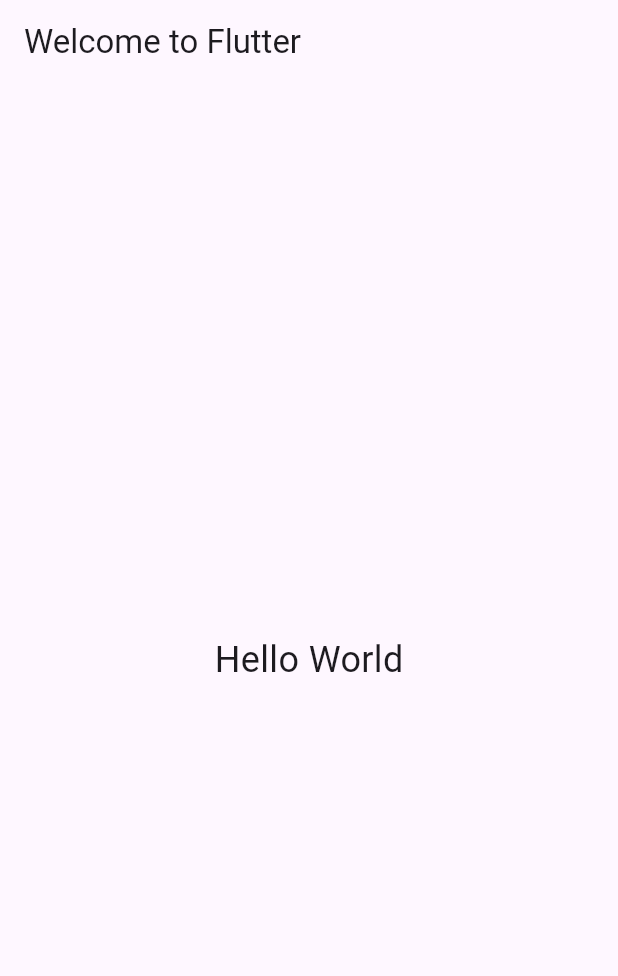
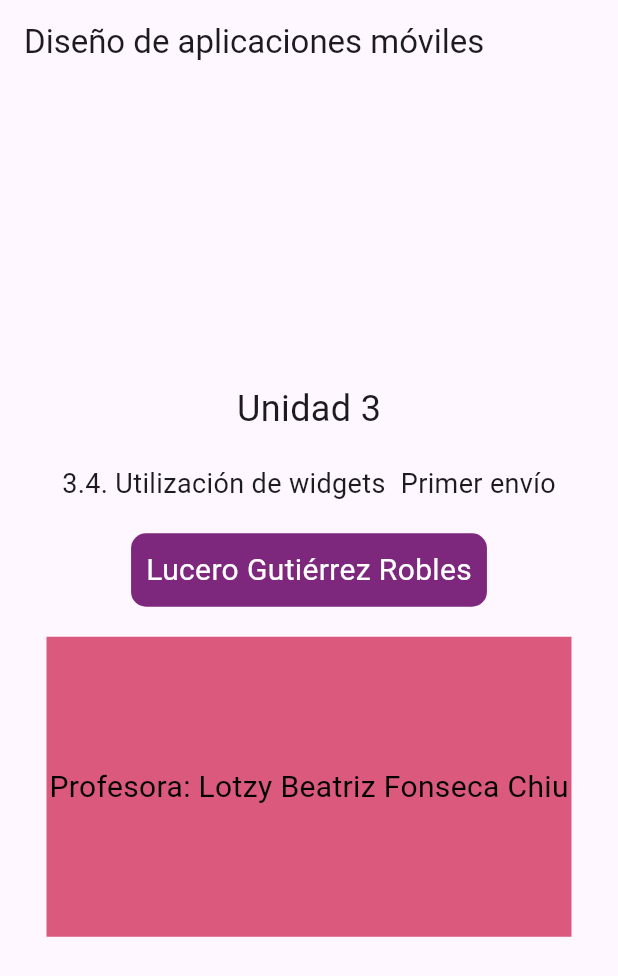
Before and after one commit to LuceroGtz/LDSW_3.4.-Utilizaci-n-de-widgets, a Flutter app: the screen it shows after launch, on a phone screen of 412 x 824 dp. Shown: the top 976 px of the screen. Run offline on Flutter 3.47's test engine with Material 3 defaults, Android fonts, the phone set to English and light mode, and no system bars.

Commit message:
initial commit

```diff
--- a/lib/main.dart
+++ b/lib/main.dart
@@ -11,15 +11,69 @@ class MyApp extends StatelessWidget {
       title: 'Welcome to Flutter',
       home: Scaffold(
         appBar: AppBar(
-          title: Text('Welcome to Flutter'),
+          title: Text('Diseño de aplicaciones móviles'),
         ),
-        body: Center(
-          child: Text(
-            'Hello World',
-            style: TextStyle(fontSize: 24),
-          ),
-        ),
+        body: MyCustomLayout(),
       ),
     );
   }
 }
+
+class MyCustomLayout extends StatelessWidget {
+  @override
+  Widget build(BuildContext context) {
+    return Center(
+      child: Column(
+        mainAxisAlignment: MainAxisAlignment.center,
+        children: <Widget>[
+          Text(
+            'Unidad 3',
+            style: TextStyle(fontSize: 24),
+          ),
+          SizedBox(height: 20), // Espacio entre los textos
+          Row(
+            mainAxisAlignment: MainAxisAlignment.center,
+            children: <Widget>[
+              Text(
+                '3.4. Utilización de widgets',
+                style: TextStyle(fontSize: 18),
+              ),
+              SizedBox(width: 10), // Espacio entre los elementos del Row
+              Text(
+                'Primer envío',
+                style: TextStyle(fontSize: 18),
+              ),
+            ],
+          ),
+          SizedBox(height: 20),
+          Container(
+            padding: EdgeInsets.all(10),
+            decoration: BoxDecoration(
+              color: const Color.fromARGB(255, 125, 39, 125),
+              borderRadius: BorderRadius.circular(10),
+            ),
+            child: Text(
+              'Lucero Gutiérrez Robles',
+              style: TextStyle(fontSize: 20, color: Colors.white),
+            ),
+          ),
+          SizedBox(height: 20),
+          Stack(
+            alignment: Alignment.center,
+            children: <Widget>[
+              Container(
+                width: 350,
+                height: 200,
+                color: const Color.fromARGB(255, 219, 89, 125),
+              ),
+              Text(
+                'Profesora: Lotzy Beatriz Fonseca Chiu',
+                style: TextStyle(fontSize: 20, color: Colors.black),
+              ),
+            ],
+          ),
+        ],
+      ),
+    );
+  }
+}
```
